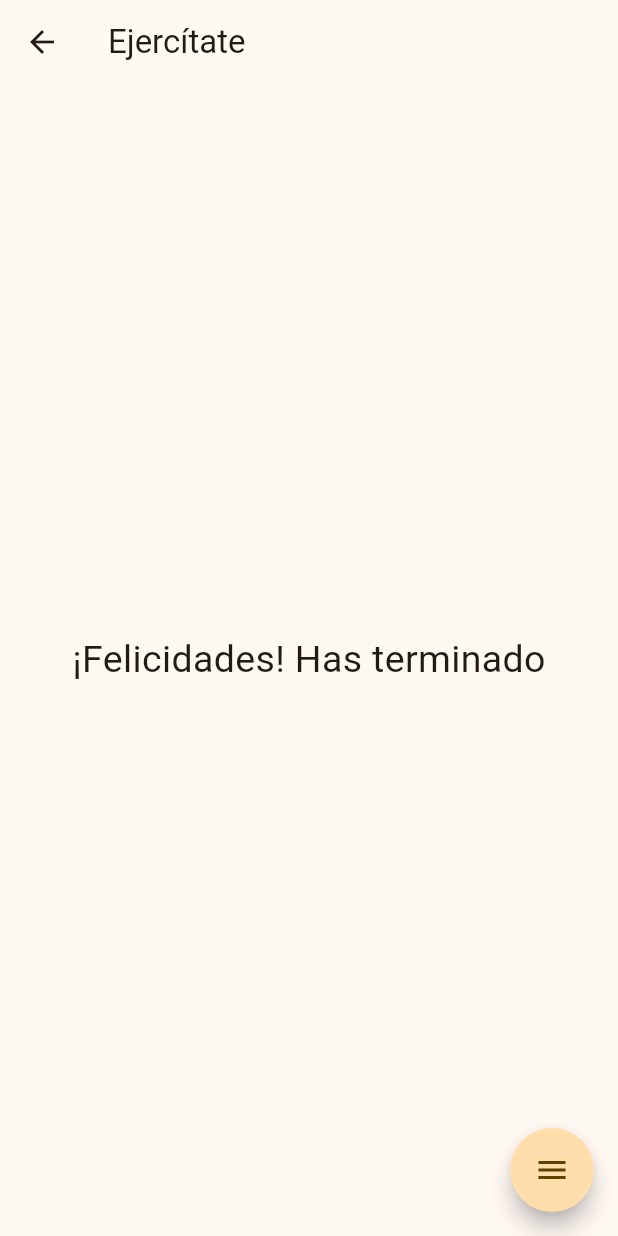
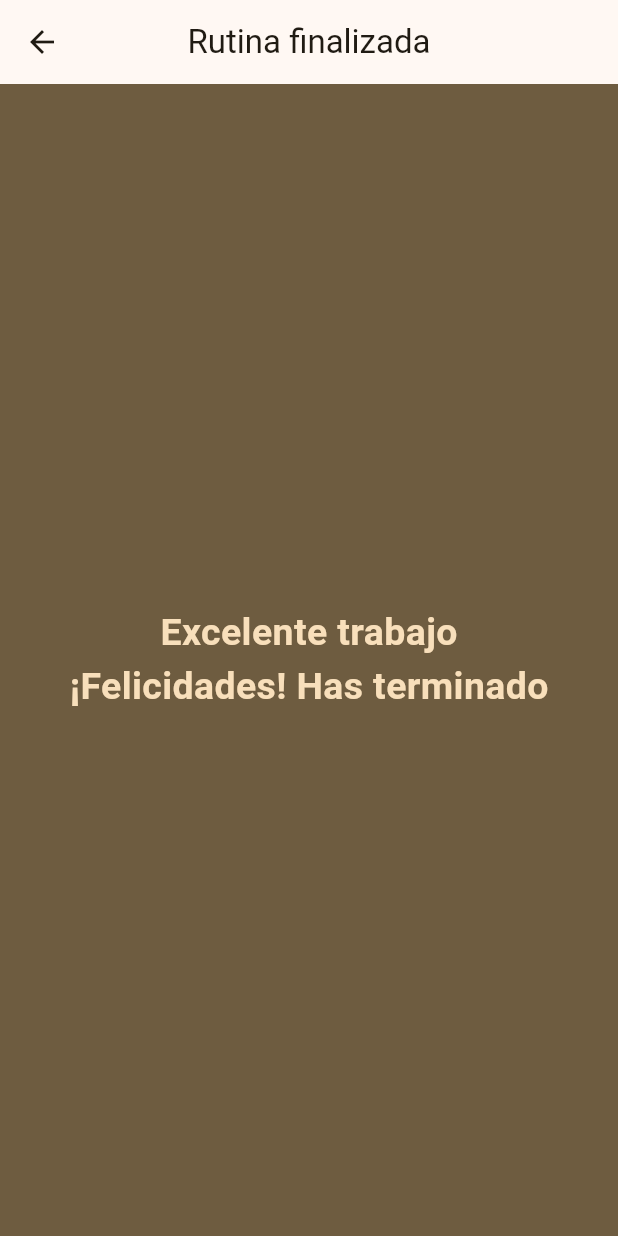
Before and after one commit to edunickdev/cronoApp, a Flutter app: the CycleRunningScreen screen opened by its route, on a phone screen of 412 x 824 dp. Run offline on Flutter 3.47's test engine with Material 3 defaults, Android fonts, the phone set to English and light mode, and no system bars; drawn by our look-alikes of flutter_speed_dial; our stand-ins replace animate_do, circular_countdown_timer, flutter_riverpod, go_router, sqflite; accounts and stored records are empty.

Commit message:
update y mejoras ui en vista running

```diff
--- a/cronoapp/lib/main.dart
+++ b/cronoapp/lib/main.dart
@@ -38,8 +38,7 @@ class MyApp extends ConsumerWidget {
                   return FadeInUp(
                     duration: const Duration(milliseconds: 500),
                     child: FloatingActionButton(
-                      onPressed: () =>
-                          Navigator.of(context).pushNamed("/cicles"),
+                      onPressed: () => Navigator.of(context).pushNamed("/cicles"),
                       child: const Icon(Icons.play_arrow_rounded),
                     ),
                   );
--- a/cronoapp/lib/presentation/screens/running_screen.dart
+++ b/cronoapp/lib/presentation/screens/running_screen.dart
@@ -1,9 +1,8 @@
 import 'dart:math';
 
+import 'package:cronoapp/presentation/shared/custom_fab.dart';
 import 'package:flutter/material.dart';
-import 'package:flutter_speed_dial/flutter_speed_dial.dart';
 import 'package:circular_countdown_timer/circular_countdown_timer.dart';
-import 'package:animate_do/animate_do.dart';
 import 'package:cronoapp/domain/entities/person_model.dart';
 
 class CycleRunningScreen extends StatefulWidget {
@@ -51,6 +50,9 @@ class _CycleRunningScreenState extends State<CycleRunningScreen> {
     final currentWidth = MediaQuery.of(context).size.width;
     final currentHeight = MediaQuery.of(context).size.height;
     final diagonal = sqrt(pow(currentHeight, 2) - pow(currentWidth, 2));
+    final plataforma = Theme.of(context).platform;
+    final theme = Theme.of(context).colorScheme;
+    final cycles = widget.currentConfig.cycles;
 
     void newConfig() {
       setState(() {
@@ -62,13 +64,13 @@ class _CycleRunningScreenState extends State<CycleRunningScreen> {
       });
     }
 
-    void restartTimer() {
-      _controller.restart();
-    }
-
     return Scaffold(
+      backgroundColor: theme.secondary,
       appBar: AppBar(
-        title: Text(currentMode ? "Ejercítate" : "Descansa"),
+        title: currentCycles > 0
+            ? Text(currentMode ? "Ejercítate" : "Descansa")
+            : const Text("Rutina finalizada"),
+        centerTitle: plataforma == TargetPlatform.android ? true : false,
       ),
       body: Center(
         child: currentCycles > 0
@@ -76,11 +78,19 @@ class _CycleRunningScreenState extends State<CycleRunningScreen> {
                 mainAxisAlignment: MainAxisAlignment.spaceEvenly,
                 children: [
                   Text(
-                    "Total ciclos: ${widget.currentConfig.cycles > 0 && widget.currentConfig.cycles < 10 ? "0${widget.currentConfig.cycles}" : "${widget.currentConfig.cycles}"}",
-                    style: TextStyle(fontSize: diagonal * 0.03),
+                    "Total ciclos: ${cycles > 0 && cycles < 10 ? "0$cycles" : "$cycles"}",
+                    style: TextStyle(
+                      fontSize: diagonal * 0.03,
+                      color: theme.secondaryContainer,
+                      fontWeight: FontWeight.bold,
+                    ),
                   ),
                   Text("Ciclos completados: $totalCyclesCompleted",
-                      style: TextStyle(fontSize: diagonal * 0.03)),
+                      style: TextStyle(
+                        fontSize: diagonal * 0.03,
+                        color: theme.secondaryContainer,
+                        fontWeight: FontWeight.bold,
+                      )),
                   CircularCountDownTimer(
                     key: UniqueKey(),
                     controller: _controller,
@@ -100,45 +110,44 @@ class _CycleRunningScreenState extends State<CycleRunningScreen> {
                     width: currentWidth / 2,
                     height: currentHeight * 0.3,
                     duration: currentMode ? currentMinutesEx : currentMinutesBk,
-                    textStyle: const TextStyle(fontSize: 30),
-                    fillColor: Colors.green,
+                    textStyle: TextStyle(
+                      fontSize: diagonal * 0.05,
+                      fontWeight: FontWeight.bold,
+                      color: theme.secondaryContainer,
+                    ),
+                    fillColor: currentMode ? Colors.green : Colors.blue,
                     strokeCap: StrokeCap.round,
-                    strokeWidth: 15,
-                    ringColor: Colors.grey,
+                    strokeWidth: 22,
+                    ringColor: theme.secondaryContainer,
                   ),
                   SizedBox(height: currentWidth / 6),
                 ],
               )
-            : const Text(
-                "¡Felicidades! Has terminado",
-                style: TextStyle(fontSize: 25),
+            : Column(
+                mainAxisAlignment: MainAxisAlignment.center,
+                crossAxisAlignment: CrossAxisAlignment.center,
+                children: [
+                  Text(
+                    "Excelente trabajo",
+                    style: TextStyle(
+                      fontSize: diagonal * 0.035,
+                      fontWeight: FontWeight.bold,
+                      color: theme.secondaryContainer,
+                    ),
+                  ),
+                  Text(
+                    "¡Felicidades! Has terminado",
+                    style: TextStyle(
+                      fontSize: diagonal * 0.035,
+                      fontWeight: FontWeight.bold,
+                      color: theme.secondaryContainer,
+                    ),
+                  ),
+                ],
               ),
       ),
-      floatingActionButton: FadeInLeft(
-        child: SpeedDial(
-          childPadding: const EdgeInsets.symmetric(vertical: 3),
-          overlayOpacity: 0,
-          animatedIcon: AnimatedIcons.menu_arrow,
-          closeManually: true,
-          children: [
-            SpeedDialChild(
-              child: const Icon(Icons.play_arrow_rounded),
-              label: "Iniciar",
-              onTap: () => _controller.resume(),
-            ),
-            SpeedDialChild(
-              child: const Icon(Icons.pause_rounded),
-              label: "Pausar",
-              onTap: () => _controller.pause(),
-            ),
-            SpeedDialChild(
-              child: const Icon(Icons.refresh),
-              label: "Reiniciar",
-              onTap: restartTimer,
-            ),
-          ],
-        ),
-      ),
+      floatingActionButton:
+          currentCycles > 0 ? CustomFABWidget(controller: _controller) : null,
     );
   }
 }
--- /dev/null
+++ b/cronoapp/lib/presentation/shared/custom_fab.dart
@@ -0,0 +1,46 @@
+import 'package:animate_do/animate_do.dart';
+import 'package:circular_countdown_timer/circular_countdown_timer.dart';
+import 'package:flutter/material.dart';
+import 'package:flutter_speed_dial/flutter_speed_dial.dart';
+
+class CustomFABWidget extends StatelessWidget {
+  const CustomFABWidget({
+    super.key,
+    required CountDownController controller,
+  }) : _controller = controller;
+
+  final CountDownController _controller;
+
+  @override
+  Widget build(BuildContext context) {
+    void restartTimer() {
+      _controller.restart();
+    }
+
+    return FadeInLeft(
+      child: SpeedDial(
+        childPadding: const EdgeInsets.symmetric(vertical: 3),
+        overlayOpacity: 0,
+        animatedIcon: AnimatedIcons.menu_arrow,
+        closeManually: true,
+        children: [
+          SpeedDialChild(
+            child: const Icon(Icons.play_arrow_rounded),
+            label: "Iniciar",
+            onTap: () => _controller.resume(),
+          ),
+          SpeedDialChild(
+            child: const Icon(Icons.pause_rounded),
+            label: "Pausar",
+            onTap: () => _controller.pause(),
+          ),
+          SpeedDialChild(
+            child: const Icon(Icons.refresh),
+            label: "Reiniciar",
+            onTap: restartTimer,
+          ),
+        ],
+      ),
+    );
+  }
+}
```
Also changed, not shown: 1 other file.
